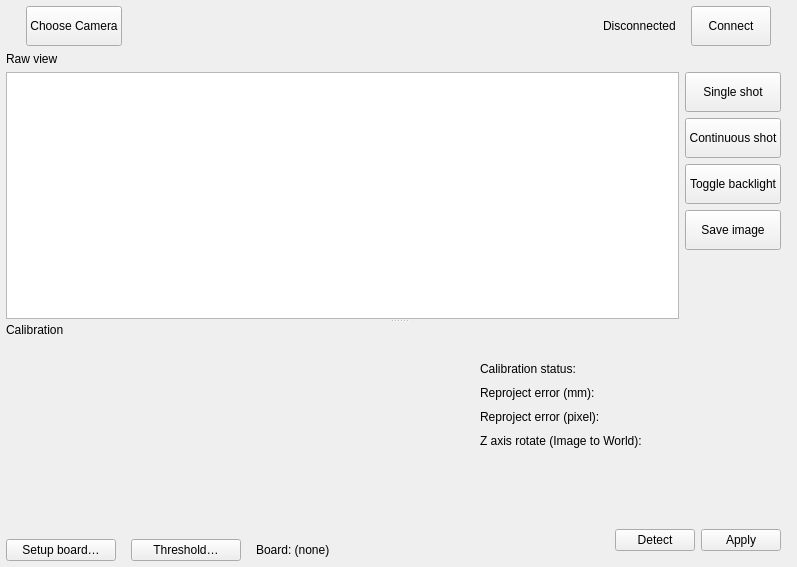
Before: the Qt Designer form src/form/camera/basler_camera_widget.ui in gstorm-b/VC_APP, drawn with Qt 5.
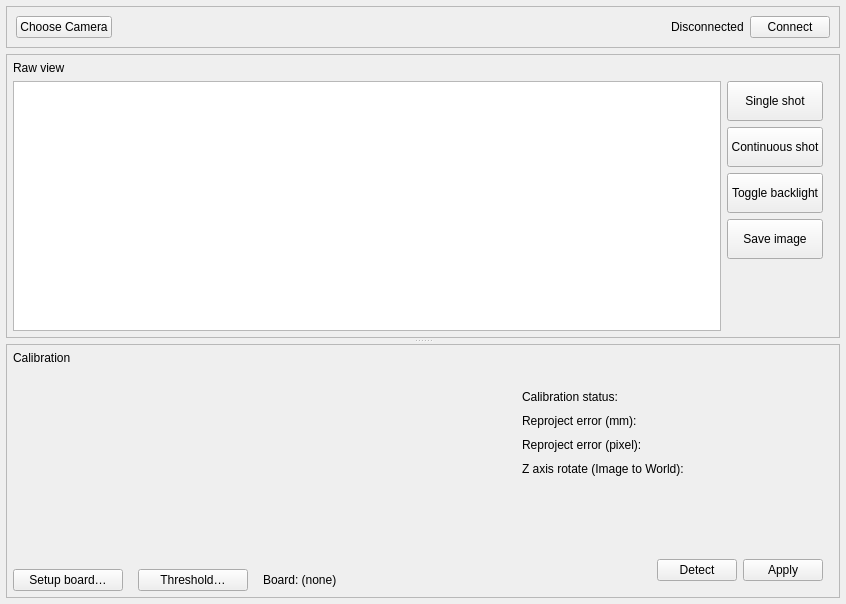
After: the same form once the commit is applied. Custom widgets are drawn as their Qt base class.

What changed in the file:
```diff
--- a/src/form/camera/basler_camera_widget.ui
+++ b/src/form/camera/basler_camera_widget.ui
@@ -6,8 +6,8 @@
    <rect>
     <x>0</x>
     <y>0</y>
-    <width>797</width>
-    <height>567</height>
+    <width>846</width>
+    <height>604</height>
    </rect>
   </property>
   <property name="windowTitle">
@@ -27,22 +27,20 @@
     <number>6</number>
    </property>
    <item>
-    <layout class="QHBoxLayout" name="hl_connect_btns" stretch="0,0,0,0">
-     <property name="spacing">
-      <number>15</number>
+    <widget class="FrameBox" name="frame_connect_bar">
+     <property name="frameShape">
+      <enum>QFrame::Shape::StyledPanel</enum>
      </property>
-     <property name="leftMargin">
-      <number>20</number>
+     <property name="frameShadow">
+      <enum>QFrame::Shadow::Raised</enum>
      </property>
-     <property name="rightMargin">
-      <number>20</number>
-     </property>
+     <layout class="QHBoxLayout" name="horizontalLayout_4">
      <item>
       <widget class="QPushButton" name="btn_select_camera">
        <property name="minimumSize">
         <size>
-         <width>40</width>
-         <height>40</height>
+          <width>0</width>
+          <height>0</height>
         </size>
        </property>
        <property name="focusPolicy">
@@ -67,7 +65,7 @@
       </spacer>
      </item>
      <item>
-      <widget class="QLabel" name="lb_connection_status">
+       <widget class="ConnectionStateLabel" name="lb_connection_status">
        <property name="text">
         <string>Disconnected</string>
        </property>
@@ -77,8 +75,8 @@
       <widget class="QPushButton" name="btn_connect">
        <property name="minimumSize">
         <size>
-         <width>40</width>
-         <height>40</height>
+          <width>0</width>
+          <height>0</height>
         </size>
        </property>
        <property name="focusPolicy">
@@ -90,15 +88,40 @@
       </widget>
      </item>
     </layout>
+    </widget>
    </item>
    <item>
     <widget class="QSplitter" name="splitter_main">
      <property name="orientation">
       <enum>Qt::Orientation::Vertical</enum>
      </property>
+     <property name="handleWidth">
+      <number>6</number>
+     </property>
      <widget class="QWidget" name="verticalLayoutWidget">
       <layout class="QVBoxLayout" name="vl_raw_view">
        <item>
+        <widget class="FrameBox" name="frame_raw_view">
+         <property name="frameShape">
+          <enum>QFrame::Shape::StyledPanel</enum>
+         </property>
+         <property name="frameShadow">
+          <enum>QFrame::Shadow::Raised</enum>
+         </property>
+         <layout class="QVBoxLayout" name="verticalLayout_5">
+          <property name="leftMargin">
+           <number>6</number>
+          </property>
+          <property name="topMargin">
+           <number>6</number>
+          </property>
+          <property name="rightMargin">
+           <number>6</number>
+          </property>
+          <property name="bottomMargin">
+           <number>6</number>
+          </property>
+          <item>
         <widget class="QLabel" name="lb_raw_view">
          <property name="text">
           <string>Raw view</string>
@@ -195,9 +218,33 @@
        </item>
       </layout>
      </widget>
+       </item>
+      </layout>
+     </widget>
      <widget class="QWidget" name="verticalLayoutWidget_3">
       <layout class="QVBoxLayout" name="hl_calibration">
        <item>
+        <widget class="FrameBox" name="frame_calibration">
+         <property name="frameShape">
+          <enum>QFrame::Shape::StyledPanel</enum>
+         </property>
+         <property name="frameShadow">
+          <enum>QFrame::Shadow::Raised</enum>
+         </property>
+         <layout class="QVBoxLayout" name="verticalLayout">
+          <property name="leftMargin">
+           <number>6</number>
+          </property>
+          <property name="topMargin">
+           <number>6</number>
+          </property>
+          <property name="rightMargin">
+           <number>6</number>
+          </property>
+          <property name="bottomMargin">
+           <number>6</number>
+          </property>
+          <item>
         <widget class="QLabel" name="lb_calibration">
          <property name="text">
           <string>Calibration</string>
@@ -373,6 +420,9 @@
        </item>
       </layout>
      </widget>
+       </item>
+      </layout>
+     </widget>
     </widget>
    </item>
   </layout>
@@ -388,6 +438,17 @@
    <extends>QWidget</extends>
    <header>src/widgets/calibration/calibration_points_table.h</header>
   </customwidget>
+  <customwidget>
+   <class>FrameBox</class>
+   <extends>QFrame</extends>
+   <header location="global">form/widgets/frame_box.h</header>
+   <container>1</container>
+  </customwidget>
+  <customwidget>
+   <class>ConnectionStateLabel</class>
+   <extends>QLabel</extends>
+   <header location="global">form/widgets/connection_state_label.h</header>
+  </customwidget>
  </customwidgets>
  <resources/>
  <connections/>
```
Lines whose indentation alone changed are shown as unchanged.
